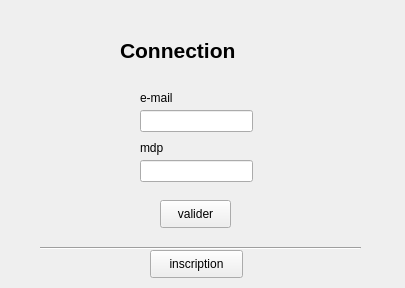
The window that connection.ui (TheoLefeuvre16/TP_GLPOO) describes before a commit, drawn with Qt 5.
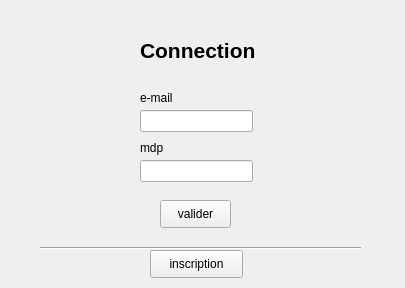
The same window after the commit.

Commit message: + fenetre affichage horaire + lieu guest + connection guest + fix guest database

```diff
--- a/connection.ui
+++ b/connection.ui
@@ -79,9 +79,9 @@
    <widget class="QLabel" name="label">
     <property name="geometry">
      <rect>
-      <x>120</x>
+      <x>140</x>
       <y>30</y>
-      <width>171</width>
+      <width>121</width>
       <height>41</height>
      </rect>
     </property>
```
Left out of the diff: 5 changed lines with no effect on the pictures. The commit also changes 6 other files.
